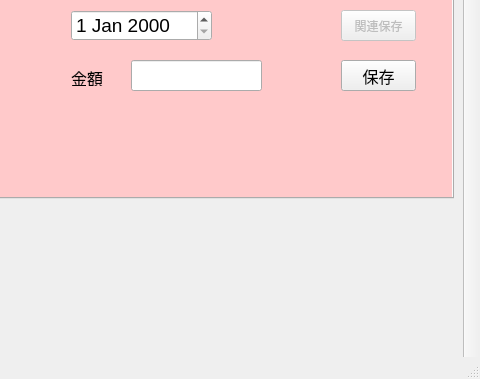
Qt form mainwindow.ui (gh6141/vckakeForLinux) before a commit; both pictures show x 320 to 800 and y 221 to 600 of the 800 by 600 pixel window.
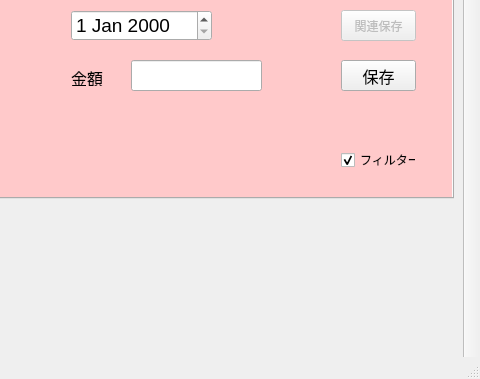
The same form after that commit. The open tabs and pages were chosen to show the change.

Commit message: 'pcbx_two'

```diff
--- a/mainwindow.ui
+++ b/mainwindow.ui
@@ -267,6 +267,22 @@
          <string>関連保存</string>
         </property>
        </widget>
+       <widget class="QCheckBox" name="checkBox">
+        <property name="geometry">
+         <rect>
+          <x>650</x>
+          <y>160</y>
+          <width>75</width>
+          <height>20</height>
+         </rect>
+        </property>
+        <property name="text">
+         <string>フィルター</string>
+        </property>
+        <property name="checked">
+         <bool>true</bool>
+        </property>
+       </widget>
       </widget>
       <widget class="QWidget" name="tab">
        <property name="autoFillBackground">
```
Left out of the diff: 18 changed lines with no effect on the pictures. The commit also changes 2 other files.
